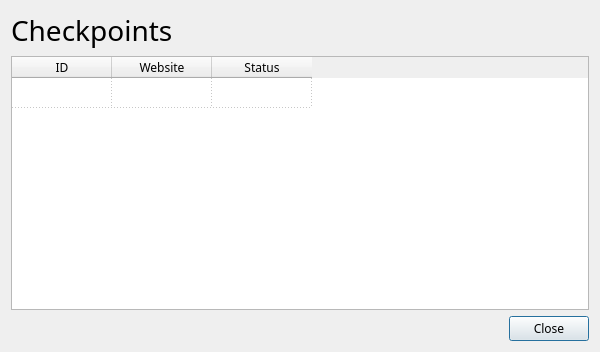
First picture: the form in wikiLYNX/ui/viewcheckpoint.ui, repository flamboyantpenguin/wikilynx, before the edit.
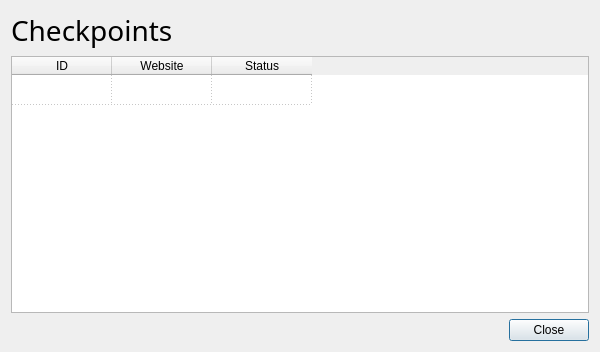
Second picture: the form after the edit. Icons and pictures are not drawn.

Commit message: Release 1.5.5-C0 - Fixed incorrect gamewindow status - Fonts should now be clear on Windows (Disabled hinting) - Doc Update (Imcomplete) - Added newsew icons - Added credits (Incomplete) - Light/Dark Variants for Image assets (Imcomplete)

The edit to the form file:
```diff
--- a/wikiLYNX/ui/viewcheckpoint.ui
+++ b/wikiLYNX/ui/viewcheckpoint.ui
@@ -27,7 +27,7 @@
   </property>
   <property name="font">
    <font>
-    <family>Comfortaa</family>
+    <hintingpreference>PreferNoHinting</hintingpreference>
    </font>
   </property>
   <property name="windowTitle">
```
Left out of the diff: 1 changed line with no effect on the pictures. The commit also changes 130 other files.
